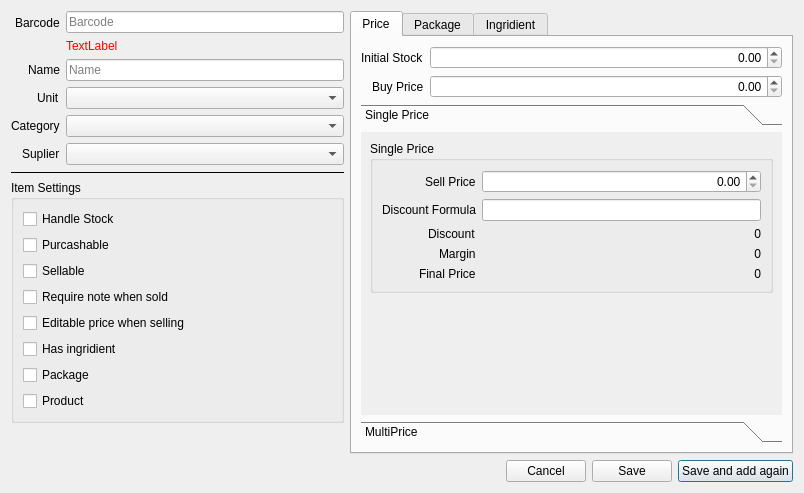
This is libgui/item/additemdialog.ui in apinprastya/sultan as Qt 5 draws it before an edit. The edited form follows.
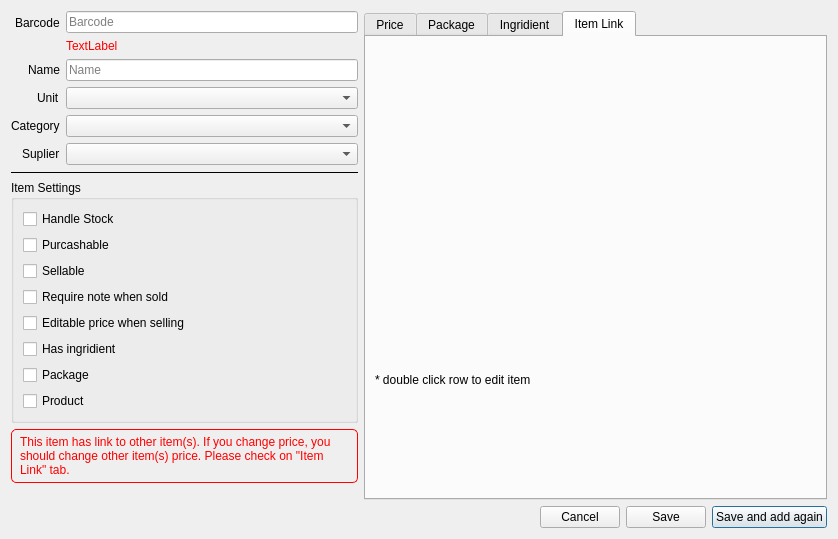
This is the edited form. Icons and pictures are not drawn. Custom widgets are drawn as their Qt base class.

```diff
--- a/libgui/item/additemdialog.ui
+++ b/libgui/item/additemdialog.ui
@@ -6,8 +6,8 @@
    <rect>
     <x>0</x>
     <y>0</y>
-    <width>804</width>
-    <height>493</height>
+    <width>838</width>
+    <height>539</height>
    </rect>
   </property>
   <property name="windowTitle">
@@ -193,6 +193,19 @@
          </layout>
         </widget>
        </item>
+       <item>
+        <widget class="QLabel" name="labelWarningItemLink">
+         <property name="styleSheet">
+          <string notr="true">color: red; border: 1px solid red; padding: 5px; border-radius: 5px;</string>
+         </property>
+         <property name="text">
+          <string>&lt;html&gt;&lt;head/&gt;&lt;body&gt;&lt;p&gt;This item has link to other item(s). If you change price, you should change other item(s) price. Please check on &amp;quot;Item Link&amp;quot; tab.&lt;/p&gt;&lt;/body&gt;&lt;/html&gt;</string>
+         </property>
+         <property name="wordWrap">
+          <bool>true</bool>
+         </property>
+        </widget>
+       </item>
        <item>
         <spacer name="verticalSpacer">
          <property name="orientation">
@@ -214,7 +227,7 @@
         <enum>QTabWidget::North</enum>
        </property>
        <property name="currentIndex">
-        <number>0</number>
+        <number>3</number>
        </property>
        <widget class="QWidget" name="price">
         <attribute name="title">
@@ -272,8 +285,8 @@
              <rect>
               <x>0</x>
               <y>0</y>
-              <width>423</width>
-              <height>281</height>
+              <width>409</width>
+              <height>273</height>
              </rect>
             </property>
             <attribute name="label">
@@ -595,6 +608,23 @@
          </item>
         </layout>
        </widget>
+       <widget class="QWidget" name="itemlink">
+        <attribute name="title">
+         <string>Item Link</string>
+        </attribute>
+        <layout class="QVBoxLayout" name="verticalLayout_11">
+         <item>
+          <widget class="LibGUI::TableWidget" name="tableItemLink" native="true"/>
+         </item>
+         <item>
+          <widget class="QLabel" name="label_11">
+           <property name="text">
+            <string>* double click row to edit item</string>
+           </property>
+          </widget>
+         </item>
+        </layout>
+       </widget>
       </widget>
      </item>
     </layout>
```
Left out of the diff: 4 changed lines with no effect on the pictures.
